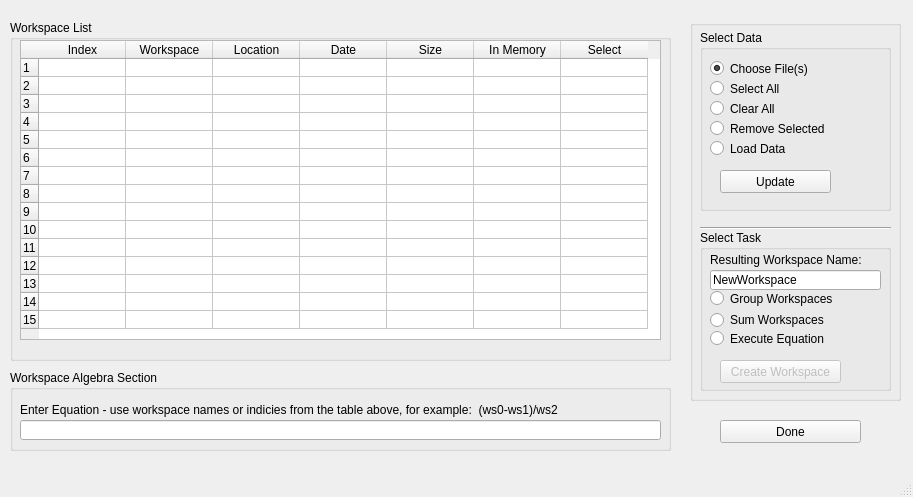
Above: WorkspaceComposer.ui from neutrons/mslice_2.0 before the change. Below: the same form after it.
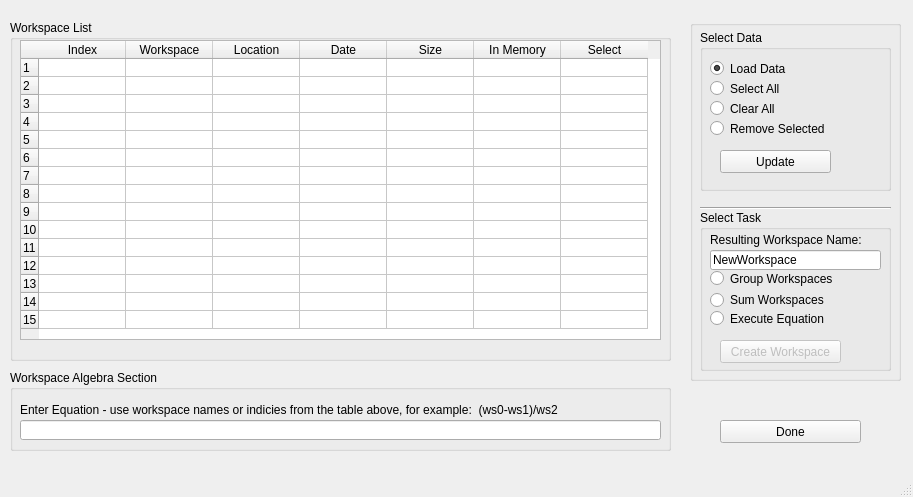
That is the form after the change.

Commit message:
Updated Workspace Composer data load
Now data loading via the Workspace Composer operates similarly to that
in the Workspace Manager

Patch:
```diff
--- a/WorkspaceComposer.ui
+++ b/WorkspaceComposer.ui
@@ -20,7 +20,7 @@
       <x>690</x>
       <y>20</y>
       <width>211</width>
-      <height>381</height>
+      <height>361</height>
      </rect>
     </property>
     <property name="title">
@@ -30,7 +30,7 @@
      <property name="geometry">
       <rect>
        <x>10</x>
-       <y>200</y>
+       <y>180</y>
        <width>191</width>
        <height>16</height>
       </rect>
@@ -43,7 +43,7 @@
      <property name="geometry">
       <rect>
        <x>10</x>
-       <y>210</y>
+       <y>190</y>
        <width>191</width>
        <height>161</height>
       </rect>
@@ -149,7 +149,7 @@
        <x>10</x>
        <y>10</y>
        <width>191</width>
-       <height>181</height>
+       <height>161</height>
       </rect>
      </property>
      <property name="title">
@@ -159,7 +159,7 @@
       <property name="geometry">
        <rect>
         <x>20</x>
-        <y>140</y>
+        <y>120</y>
         <width>111</width>
         <height>23</height>
        </rect>
@@ -211,26 +211,13 @@
       <property name="geometry">
        <rect>
         <x>10</x>
-        <y>110</y>
-        <width>151</width>
-        <height>17</height>
-       </rect>
-      </property>
-      <property name="text">
-       <string>Load Data</string>
-      </property>
-     </widget>
-     <widget class="QRadioButton" name="radioButtonChooseWorkspace">
-      <property name="geometry">
-       <rect>
-        <x>10</x>
         <y>30</y>
         <width>161</width>
         <height>17</height>
        </rect>
       </property>
       <property name="text">
-       <string>Choose File(s)</string>
+       <string>Load Data</string>
       </property>
       <property name="checked">
        <bool>true</bool>
```
Left out of the diff: 2 changed lines with no effect on the pictures. The commit also changes 2 other files.
